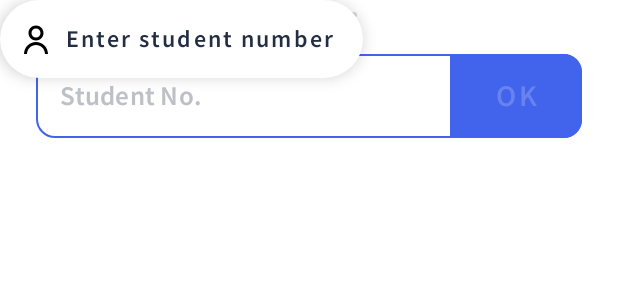
After one commit to its-me-debk007/Late-Entry-Project, an Android app: the layout fragment_enter_bottom_sheet.xml on its own in the app's theme, with its tools: preview values and no code run, on a phone screen of 412 x 824 dp. The commit adds this screen. Shown: the top 300 px of the screen. Run offline under Robolectric (Android 15) with nearby library versions, the phone set to English and light mode, and no system bars.

Commit message:
bottom sheet dialog fragment in bar code scanner

```diff
--- /dev/null
+++ b/app/src/main/res/drawable/edit_text_curved_edge.xml
@@ -0,0 +1,8 @@
+<?xml version="1.0" encoding="utf-8"?>
+<shape xmlns:android="http://schemas.android.com/apk/res/android">
+
+    <stroke android:color="@color/custom_blue"
+        android:width="1dp"/>
+
+    <corners android:radius="12dp"/>
+</shape>
--- /dev/null
+++ b/app/src/main/res/drawable/ic_avatar.xml
@@ -0,0 +1,12 @@
+<vector xmlns:android="http://schemas.android.com/apk/res/android"
+    android:width="24dp"
+    android:height="24dp"
+    android:viewportWidth="24"
+    android:viewportHeight="24">
+  <path
+      android:pathData="M7,8C7,5.239 9.239,3 12,3C14.761,3 17,5.239 17,8C17,10.761 14.761,13 12,13C9.239,13 7,10.761 7,8ZM12,11C13.657,11 15,9.657 15,8C15,6.343 13.657,5 12,5C10.343,5 9,6.343 9,8C9,9.657 10.343,11 12,11Z"
+      android:fillColor="#242E42"/>
+  <path
+      android:pathData="M6.343,16.343C4.843,17.843 4,19.878 4,22H6C6,20.409 6.632,18.883 7.757,17.757C8.883,16.632 10.409,16 12,16C13.591,16 15.117,16.632 16.243,17.757C17.368,18.883 18,20.409 18,22H20C20,19.878 19.157,17.843 17.657,16.343C16.157,14.843 14.122,14 12,14C9.878,14 7.843,14.843 6.343,16.343Z"
+      android:fillColor="#242E42"/>
+</vector>
--- /dev/null
+++ b/app/src/main/res/drawable/ic_horizontal_bar.xml
@@ -0,0 +1,9 @@
+<vector xmlns:android="http://schemas.android.com/apk/res/android"
+    android:width="64dp"
+    android:height="4dp"
+    android:viewportWidth="64"
+    android:viewportHeight="4">
+  <path
+      android:pathData="M2,0L62,0A2,2 0,0 1,64 2L64,2A2,2 0,0 1,62 4L2,4A2,2 0,0 1,0 2L0,2A2,2 0,0 1,2 0z"
+      android:fillColor="#D9D9D9"/>
+</vector>
--- /dev/null
+++ b/app/src/main/res/drawable/ok_button_curved_edge.xml
@@ -0,0 +1,8 @@
+<?xml version="1.0" encoding="utf-8"?>
+<shape xmlns:android="http://schemas.android.com/apk/res/android"
+    android:shape="rectangle">
+
+    <corners android:topRightRadius="12dp"
+        android:bottomRightRadius="12dp"/>
+
+</shape>
--- /dev/null
+++ b/app/src/main/res/drawable/rounded_dialog.xml
@@ -0,0 +1,8 @@
+<?xml version="1.0" encoding="utf-8"?>
+<shape xmlns:android="http://schemas.android.com/apk/res/android">
+
+    <corners android:topRightRadius="24dp"
+        android:topLeftRadius="24dp"/>
+
+    <solid android:color="@color/white"/>
+</shape>
--- /dev/null
+++ b/app/src/main/res/layout/fragment_enter_bottom_sheet.xml
@@ -0,0 +1,164 @@
+<?xml version="1.0" encoding="utf-8"?>
+<layout xmlns:android="http://schemas.android.com/apk/res/android"
+    xmlns:app="http://schemas.android.com/apk/res-auto">
+
+    <data>
+
+    </data>
+
+    <androidx.constraintlayout.widget.ConstraintLayout
+        android:layout_width="match_parent"
+        android:layout_height="wrap_content">
+
+        <androidx.constraintlayout.widget.ConstraintLayout
+            android:id="@+id/enterStudentNoLayout"
+            android:layout_width="match_parent"
+            android:layout_height="match_parent">
+
+            <ImageView
+                android:id="@+id/horizontalBar"
+                android:layout_width="wrap_content"
+                android:layout_height="wrap_content"
+                android:layout_marginTop="8dp"
+                app:layout_constraintEnd_toEndOf="parent"
+                app:layout_constraintStart_toStartOf="parent"
+                app:layout_constraintTop_toTopOf="parent"
+                app:srcCompat="@drawable/ic_horizontal_bar" />
+
+            <com.google.android.material.textfield.TextInputLayout
+                android:id="@+id/studentNoTextInputLayout"
+                style="@style/Widget.MaterialComponents.TextInputLayout.OutlinedBox"
+                android:layout_width="match_parent"
+                android:layout_height="wrap_content"
+                android:layout_marginStart="24dp"
+                android:layout_marginTop="24dp"
+                android:layout_marginEnd="24dp"
+                android:paddingBottom="12dp"
+                app:hintEnabled="false"
+                app:layout_constraintEnd_toEndOf="parent"
+                app:layout_constraintStart_toStartOf="parent"
+                app:layout_constraintTop_toBottomOf="@id/horizontalBar">
+
+                <com.google.android.material.textfield.TextInputEditText
+                    android:id="@+id/studentNo"
+                    android:layout_width="match_parent"
+                    android:layout_height="wrap_content"
+                    android:background="@drawable/edit_text_curved_edge"
+                    android:fontFamily="@font/source_sans_pro_semibold"
+                    android:hint="Student No."
+                    android:imeOptions="actionGo"
+                    android:inputType="number"
+                    android:padding="16dp"
+                    android:textColor="#242E42"
+                    android:textColorHint="#BDC0C6"
+                    android:textSize="18sp" />
+            </com.google.android.material.textfield.TextInputLayout>
+
+            <com.google.android.material.button.MaterialButton
+                android:id="@+id/okButton"
+                android:layout_width="wrap_content"
+                android:layout_height="0dp"
+                android:layout_marginBottom="12dp"
+                android:background="@drawable/ok_button_curved_edge"
+                android:fontFamily="@font/source_sans_pro_semibold"
+                android:paddingHorizontal="24dp"
+                android:text="OK"
+                android:textColor="#6882EF"
+                android:textSize="20sp"
+                app:backgroundTint="@color/custom_blue"
+                app:layout_constraintBottom_toBottomOf="parent"
+                app:layout_constraintEnd_toEndOf="@+id/studentNoTextInputLayout"
+                app:layout_constraintTop_toTopOf="@+id/studentNoTextInputLayout" />
+
+        </androidx.constraintlayout.widget.ConstraintLayout>
+
+        <androidx.constraintlayout.widget.ConstraintLayout
+            android:id="@+id/studentDetailLayout"
+            android:layout_width="match_parent"
+            android:layout_height="match_parent"
+            android:visibility="gone">
+
+            <ImageView
+                android:id="@+id/horizontalBar2"
+                android:layout_width="wrap_content"
+                android:layout_height="wrap_content"
+                android:layout_marginTop="8dp"
+                app:layout_constraintEnd_toEndOf="parent"
+                app:layout_constraintStart_toStartOf="parent"
+                app:layout_constraintTop_toTopOf="parent"
+                app:srcCompat="@drawable/ic_horizontal_bar" />
+
+            <com.google.android.material.textview.MaterialTextView
+                android:id="@+id/studentNoTextView"
+                android:layout_width="match_parent"
+                android:layout_height="wrap_content"
+                android:layout_marginStart="24dp"
+                android:layout_marginTop="24dp"
+                android:layout_marginEnd="24dp"
+                android:background="@drawable/edit_text_curved_edge"
+                android:fontFamily="@font/source_sans_pro_semibold"
+                android:padding="16dp"
+                android:textColor="#242E42"
+                android:textSize="18sp"
+                app:layout_constraintEnd_toEndOf="parent"
+                app:layout_constraintStart_toStartOf="parent"
+                app:layout_constraintTop_toBottomOf="@+id/horizontalBar2" />
+
+            <com.google.android.material.button.MaterialButton
+                android:id="@+id/viewButton"
+                android:layout_width="wrap_content"
+                android:layout_height="wrap_content"
+                android:layout_marginStart="24dp"
+                android:layout_marginTop="27dp"
+                android:paddingHorizontal="45dp"
+                android:paddingVertical="9dp"
+                android:text="View"
+                android:textColor="@color/custom_blue"
+                android:textSize="23sp"
+                app:backgroundTint="@color/white"
+                app:cornerRadius="8dp"
+                app:layout_constraintStart_toStartOf="parent"
+                app:layout_constraintTop_toBottomOf="@+id/studentNoTextView"
+                app:strokeColor="@color/custom_blue"
+                app:strokeWidth="2dp" />
+
+            <com.google.android.material.button.MaterialButton
+                android:id="@+id/submitEntryButton"
+                android:layout_width="wrap_content"
+                android:layout_height="wrap_content"
+                android:layout_marginStart="12dp"
+                android:layout_marginTop="27dp"
+                android:layout_marginEnd="24dp"
+                android:layout_marginBottom="34dp"
+                android:paddingHorizontal="12dp"
+                android:paddingVertical="9dp"
+                android:text="Submit Entry"
+                android:textSize="23sp"
+                app:backgroundTint="@color/custom_blue"
+                app:cornerRadius="8dp"
+                app:layout_constraintBottom_toBottomOf="parent"
+                app:layout_constraintEnd_toEndOf="parent"
+                app:layout_constraintStart_toEndOf="@+id/viewButton"
+                app:layout_constraintTop_toBottomOf="@+id/studentNoTextView" />
+
+        </androidx.constraintlayout.widget.ConstraintLayout>
+
+        <com.google.android.material.floatingactionbutton.ExtendedFloatingActionButton
+            android:id="@+id/extendedFab"
+            android:layout_width="wrap_content"
+            android:layout_height="wrap_content"
+            android:fontFamily="@font/source_sans_pro_semibold"
+            android:paddingVertical="14dp"
+            android:paddingRight="16dp"
+            android:text="Enter student number"
+            android:textColor="#242E42"
+            android:textSize="16sp"
+            app:backgroundTint="@color/white"
+            app:cornerRadius="52dp"
+            app:icon="@drawable/ic_avatar"
+            app:iconPadding="8dp"
+            app:layout_constraintStart_toStartOf="parent"
+            app:layout_constraintTop_toTopOf="@+id/enterStudentNoLayout" />
+
+    </androidx.constraintlayout.widget.ConstraintLayout>
+</layout>
--- a/app/src/main/res/values-night/themes.xml
+++ b/app/src/main/res/values-night/themes.xml
@@ -1,6 +1,6 @@
 <resources xmlns:tools="http://schemas.android.com/tools">
     <!-- Base application theme. -->
-    <style name="Theme.LateEntryProject" parent="Theme.MaterialComponents.DayNight.DarkActionBar">
+    <style name="Theme.LateEntryProject" parent="Theme.MaterialComponents.DayNight.NoActionBar">
         <!-- Primary brand color. -->
         <item name="colorPrimary">@color/purple_200</item>
         <item name="colorPrimaryVariant">@color/purple_700</item>
--- a/app/src/main/res/values/colors.xml
+++ b/app/src/main/res/values/colors.xml
@@ -7,4 +7,5 @@
     <color name="teal_700">#FF018786</color>
     <color name="black">#FF000000</color>
     <color name="white">#FFFFFFFF</color>
+    <color name="custom_blue">#4263EB</color>
 </resources>
--- a/app/src/main/res/values/themes.xml
+++ b/app/src/main/res/values/themes.xml
@@ -1,6 +1,6 @@
 <resources xmlns:tools="http://schemas.android.com/tools">
     <!-- Base application theme. -->
-    <style name="Theme.LateEntryProject" parent="Theme.MaterialComponents.DayNight.DarkActionBar">
+    <style name="Theme.LateEntryProject" parent="Theme.MaterialComponents.DayNight.NoActionBar">
         <!-- Primary brand color. -->
         <item name="colorPrimary">@color/purple_500</item>
         <item name="colorPrimaryVariant">@color/purple_700</item>
@@ -10,7 +10,20 @@
         <item name="colorSecondaryVariant">@color/teal_700</item>
         <item name="colorOnSecondary">@color/black</item>
         <!-- Status bar color. -->
-        <item name="android:statusBarColor" tools:targetApi="l">?attr/colorPrimaryVariant</item>
+        <item name="android:statusBarColor" tools:targetApi="l">@color/custom_blue</item>
         <!-- Customize your theme here. -->
+        <item name="bottomSheetDialogTheme">@style/AppBottomSheetDialogTheme</item>
+        <item name="colorControlActivated">@color/custom_blue</item>
+        <item name="android:textAllCaps">false</item>
+    </style>
+
+    <style name="AppBottomSheetDialogTheme"
+        parent="Theme.Design.Light.BottomSheetDialog">
+        <item name="bottomSheetStyle">@style/AppModalStyle</item>
+    </style>
+
+    <style name="AppModalStyle"
+        parent="Widget.Design.BottomSheet.Modal">
+        <item name="android:background">@drawable/rounded_dialog</item>
     </style>
 </resources>
```
Also changed, not shown: app/src/main/java/in/silive/lateentryproject/BottomSheetFragment.kt (added, +84 -0 lines), app/src/main/java/in/silive/lateentryproject/MainActivity.kt (+14 -1 lines), app/src/main/res/layout/activity_main.xml (+17 -7 lines), app/src/main/res/layout/fragment_view_bottom_sheet_fragment.xml (added, +70 -0 lines), app/src/main/res/font/source_sans_pro_semibold.ttf (added).
